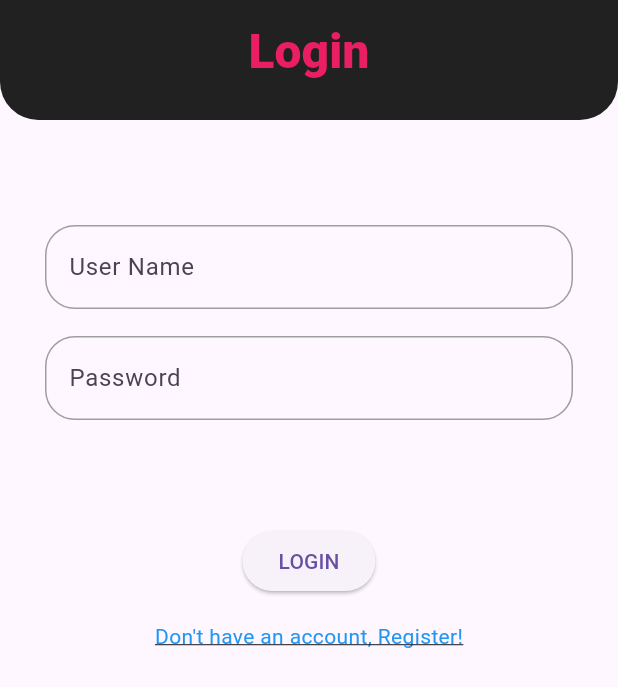
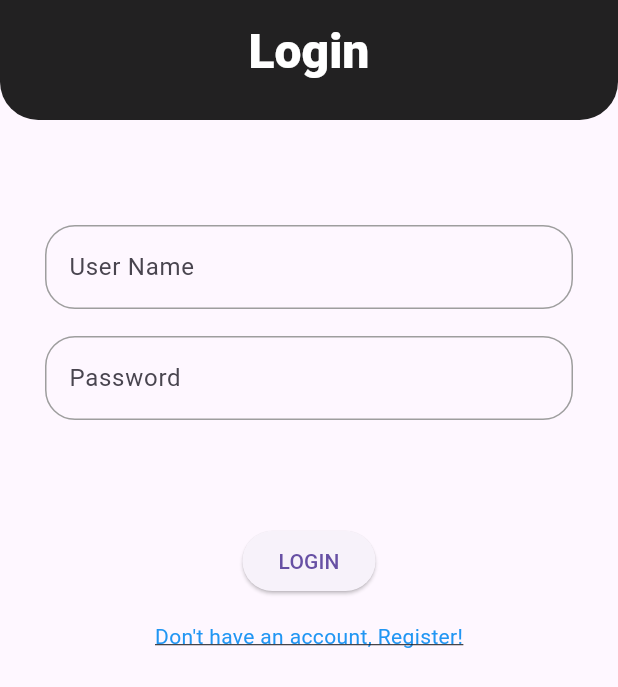
Before and after one commit to safakelkit/loaf-donate-solution-challenge, a Flutter app: the screen it shows after launch, on a phone screen of 412 x 824 dp. Shown: the top 687 px of the screen. Run offline on Flutter 3.47's test engine with Material 3 defaults, Android fonts, the phone set to English and light mode, and no system bars.

Commit message:
Updated AppBar's Text Colors

```diff
--- a/lib/screens/card_page/card_page.dart
+++ b/lib/screens/card_page/card_page.dart
@@ -26,7 +26,7 @@ class _CardPageState extends State<CardPage> {
           child: Text(
             "Donation",
             style: TextStyle(
-              color: Colors.pink,
+              color: Colors.white,
               fontWeight: FontWeight.w900,
               fontSize: 32.0,
               height: -0.4,
--- a/lib/screens/login_register_pages/login.dart
+++ b/lib/screens/login_register_pages/login.dart
@@ -21,7 +21,7 @@ class _MyAppState extends State<Login> {
           child: Text(
             "Login",
             style: TextStyle(
-              color: Colors.pink,
+              color: Colors.white,
               fontWeight: FontWeight.w900,
               fontSize: 32.0,
               height: -0.4,
```
